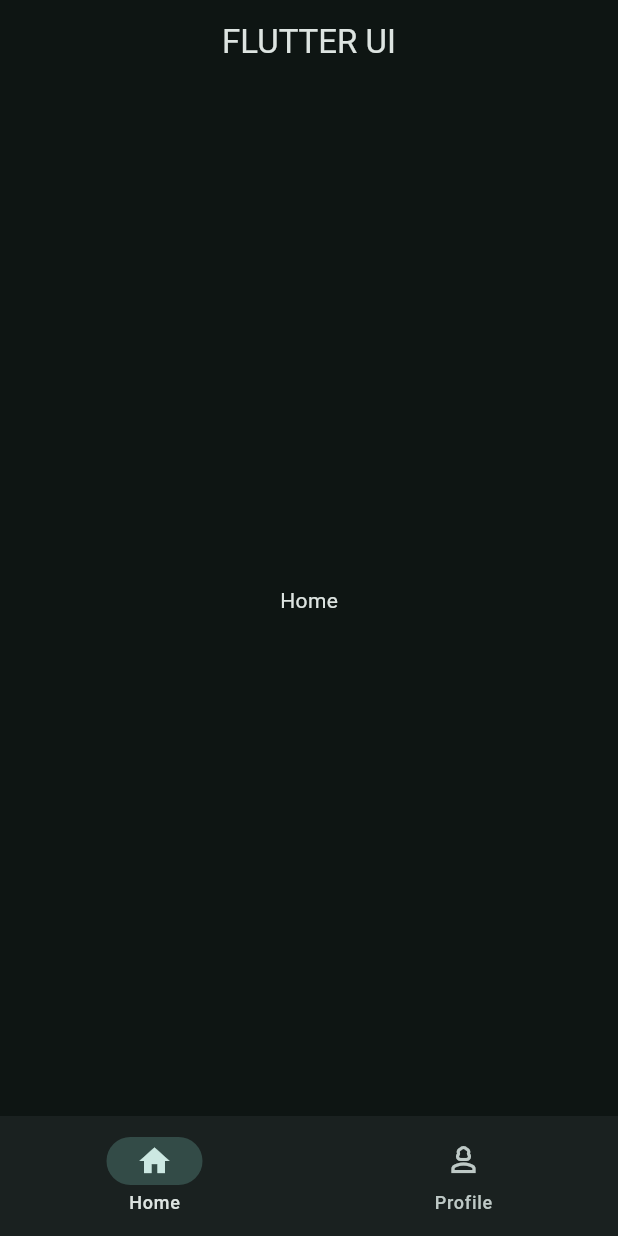
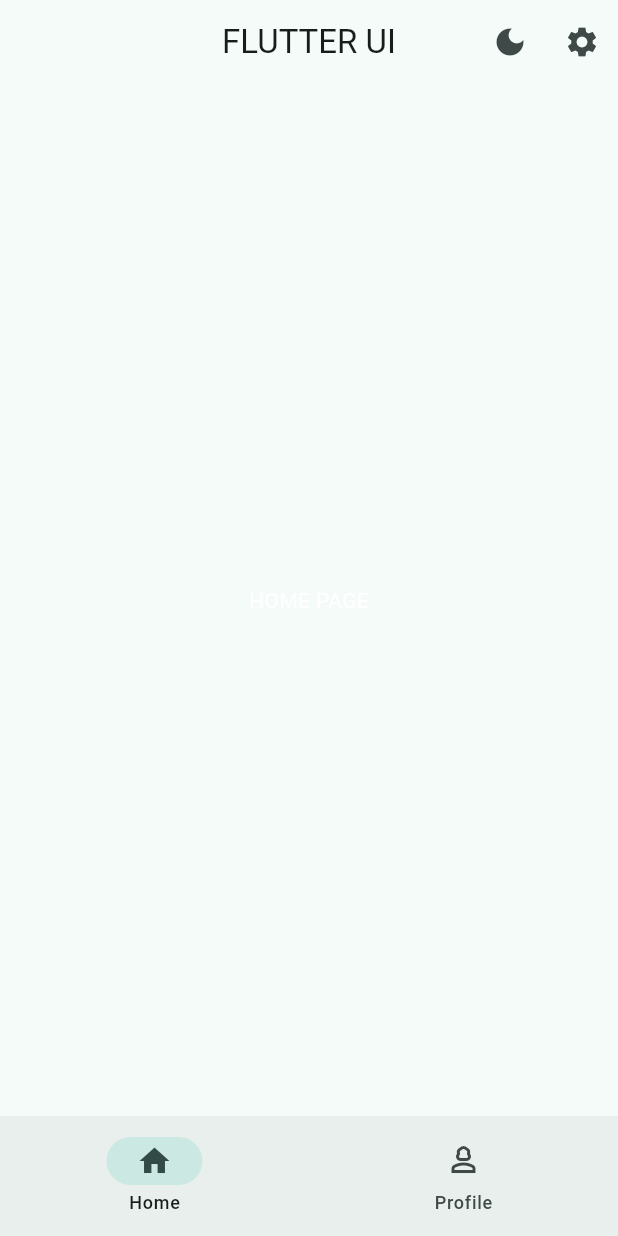
Before and after one commit to Musakhan22/Flutterpro, a Flutter app: the screen it shows after launch, on a phone screen of 412 x 824 dp. Run offline on Flutter 3.47's test engine with Material 3 defaults, Android fonts, the light colour scheme and no system bars.

Commit message:
new changes 1.2

```diff
--- a/lib/data/notifiers.dart
+++ b/lib/data/notifiers.dart
@@ -1,3 +1,4 @@
 import 'package:flutter/material.dart';
 
 ValueNotifier<int> selectedPageNotifier = ValueNotifier(0);
+ValueNotifier isDarkModeNotifier = ValueNotifier(false);
--- a/lib/main.dart
+++ b/lib/main.dart
@@ -1,3 +1,4 @@
+import 'package:appplusidea/data/notifiers.dart';
 import 'package:appplusidea/screens/widget_tree.dart';
 import 'package:flutter/material.dart';
 
@@ -11,14 +12,18 @@ class MyApp extends StatelessWidget {
   // This widget is the root of your application.
   @override
   Widget build(BuildContext context) {
+    return ValueListenableBuilder(
+        valueListenable: isDarkModeNotifier,
+        builder: (context, isdarkmode, child) {
           return MaterialApp(
             theme: ThemeData(
                 colorScheme: ColorScheme.fromSeed(
               seedColor: Colors.teal,
-        brightness: Brightness.dark,
+              brightness: isdarkmode ? Brightness.dark : Brightness.light,
             )),
             title: 'Flutter APP',
             home: const WidgetTree(),
           );
+        });
   }
 }
--- a/lib/screens/profileScreen.dart
+++ b/lib/screens/profileScreen.dart
@@ -10,10 +10,8 @@ class Profilescreen extends StatefulWidget {
 class _ProfilescreenState extends State<Profilescreen> {
   @override
   Widget build(BuildContext context) {
-    return const Scaffold(
-      body: Center(
-        child: Text('PROFILE PAGE'),
-      ),
+    return Scaffold(
+      body: Center(child: Text('PROFILE')),
     );
   }
 }
--- a/lib/screens/widget_tree.dart
+++ b/lib/screens/widget_tree.dart
@@ -1,6 +1,7 @@
 import 'package:appplusidea/data/notifiers.dart';
 import 'package:appplusidea/screens/homeScreen.dart';
 import 'package:appplusidea/screens/profileScreen.dart';
+import 'package:appplusidea/screens/settingsScreen.dart';
 import 'package:appplusidea/widget/NavBar_widget.dart';
 import 'package:flutter/material.dart';
 
@@ -17,12 +18,30 @@ class WidgetTree extends StatelessWidget {
             'FLUTTER UI',
           ),
           centerTitle: true,
+          actions: [
+            IconButton(
+              onPressed: () {
+                isDarkModeNotifier.value = !isDarkModeNotifier.value;
+              },
+              icon: ValueListenableBuilder(
+                valueListenable: isDarkModeNotifier,
+                builder: (context, isdarkmode, child) =>
+                    Icon(isdarkmode ? Icons.light_mode : Icons.dark_mode),
+              ),
+            ),
+            IconButton(
+                onPressed: () {
+                  Navigator.of(context).push(MaterialPageRoute(
+                    builder: (context) => Settingsscreen(),
+                  ));
+                },
+                icon: Icon(Icons.settings))
+          ],
         ),
         body: ValueListenableBuilder(
-          valueListenable: selectedPageNotifier,
-          builder: (context, selectedpageindex, child) =>
-              Center(child: Text(selectedpageindex == 0 ? 'Home' : 'Profile')),
-        ),
+            valueListenable: selectedPageNotifier,
+            builder: (context, selectedpageindex, child) =>
+                pages.elementAt(selectedpageindex)),
         bottomNavigationBar: NavbarWidget());
   }
 }
--- a/lib/widget/NavBar_widget.dart
+++ b/lib/widget/NavBar_widget.dart
@@ -13,7 +13,8 @@ class _NavbarWidgetState extends State<NavbarWidget> {
   Widget build(BuildContext context) {
     return ValueListenableBuilder(
         valueListenable: selectedPageNotifier,
-      builder: (context, selectedpage, child) => NavigationBar(
+        builder: (context, selectedpage, child) {
+          return NavigationBar(
             selectedIndex: selectedpage,
             onDestinationSelected: (value) {
               selectedPageNotifier.value = value;
@@ -23,7 +24,7 @@ class _NavbarWidgetState extends State<NavbarWidget> {
               NavigationDestination(
                   icon: Icon(Icons.person_3_outlined), label: 'Profile'),
             ],
-      ),
           );
+        });
   }
 }
```
Also changed, not shown: lib/screens/settingsScreen.dart (added, +63 -0 lines), pubspec.yaml (+4 -6 lines), asset/bg-img.jpg (added). Lines whose indentation alone changed are shown as unchanged.
